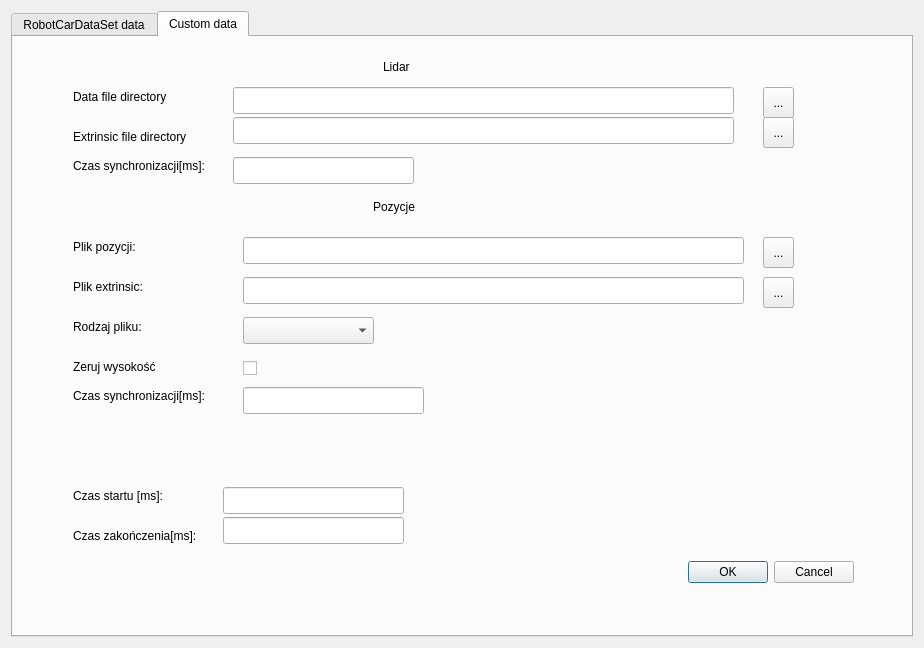
This is SelectDataWindowDesign.ui in ukito-pl/RobotCarDataSet-GUI-Python as Qt 5 draws it before an edit. The edited form follows.
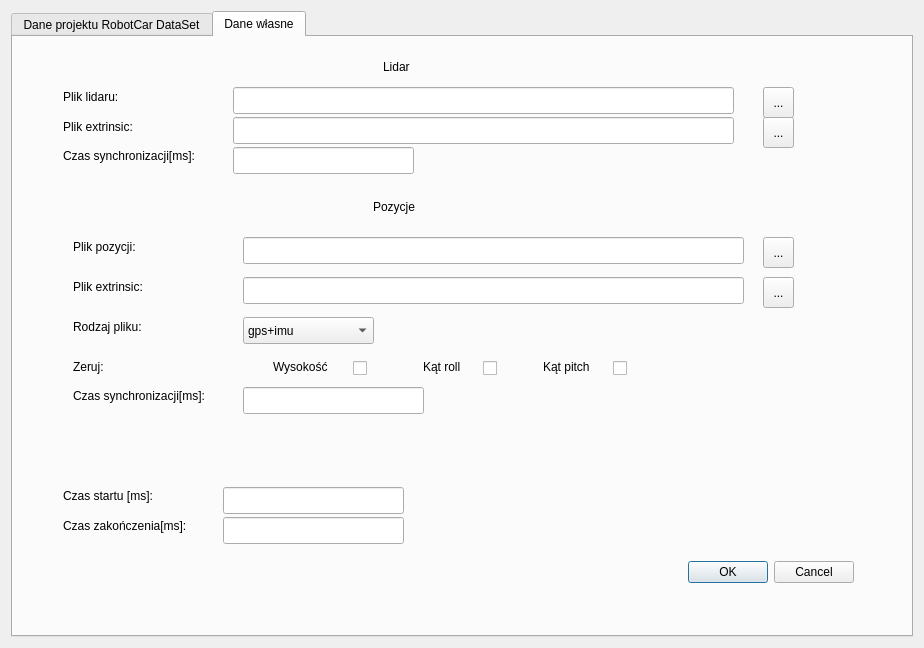
This is the edited form. The open tabs and pages were chosen to show the change.

Diff of the .ui file:
```diff
--- a/SelectDataWindowDesign.ui
+++ b/SelectDataWindowDesign.ui
@@ -30,7 +30,7 @@
      </property>
      <widget class="QWidget" name="tab">
       <attribute name="title">
-       <string>RobotCarDataSet data</string>
+       <string>Dane projektu RobotCar DataSet</string>
       </attribute>
       <widget class="QDialogButtonBox" name="buttonBoxDataSet">
        <property name="enabled">
@@ -394,7 +394,7 @@
      </widget>
      <widget class="QWidget" name="tab_2">
       <attribute name="title">
-       <string>Custom data</string>
+       <string>Dane własne</string>
       </attribute>
       <widget class="QLabel" name="label_9">
        <property name="geometry">
@@ -525,27 +525,27 @@
       <widget class="QLabel" name="label_12">
        <property name="geometry">
         <rect>
-         <x>60</x>
+         <x>50</x>
          <y>50</y>
          <width>151</width>
          <height>20</height>
         </rect>
        </property>
        <property name="text">
-        <string>Data file directory</string>
+        <string>Plik lidaru:</string>
        </property>
       </widget>
       <widget class="QLabel" name="label_13">
        <property name="geometry">
         <rect>
-         <x>60</x>
-         <y>90</y>
+         <x>50</x>
+         <y>80</y>
          <width>151</width>
          <height>20</height>
         </rect>
        </property>
        <property name="text">
-        <string>Extrinsic file directory</string>
+        <string>Plik extrinsic:</string>
        </property>
       </widget>
       <widget class="QToolButton" name="browseButton5">
@@ -599,11 +599,6 @@
          <height>27</height>
         </rect>
        </property>
-       <item>
-        <property name="text">
-         <string/>
-        </property>
-       </item>
        <item>
         <property name="text">
          <string>gps+imu</string>
@@ -663,15 +658,15 @@
         </rect>
        </property>
        <property name="text">
-        <string>Zeruj wysokość</string>
+        <string>Zeruj:</string>
        </property>
       </widget>
       <widget class="QCheckBox" name="clearHeight">
        <property name="geometry">
         <rect>
-         <x>230</x>
+         <x>340</x>
          <y>320</y>
-         <width>99</width>
+         <width>21</width>
          <height>22</height>
         </rect>
        </property>
@@ -682,8 +677,8 @@
       <widget class="QLabel" name="label_31">
        <property name="geometry">
         <rect>
-         <x>60</x>
-         <y>120</y>
+         <x>50</x>
+         <y>110</y>
          <width>171</width>
          <height>17</height>
         </rect>
@@ -696,7 +691,7 @@
        <property name="geometry">
         <rect>
          <x>220</x>
-         <y>120</y>
+         <y>110</y>
          <width>181</width>
          <height>27</height>
         </rect>
@@ -734,7 +729,7 @@
       <widget class="QLabel" name="label_33">
        <property name="geometry">
         <rect>
-         <x>60</x>
+         <x>50</x>
          <y>450</y>
          <width>111</width>
          <height>17</height>
@@ -747,8 +742,8 @@
       <widget class="QLabel" name="label_34">
        <property name="geometry">
         <rect>
-         <x>60</x>
-         <y>490</y>
+         <x>50</x>
+         <y>480</y>
          <width>161</width>
          <height>17</height>
         </rect>
@@ -777,6 +772,71 @@
         </rect>
        </property>
       </widget>
+      <widget class="QLabel" name="label_35">
+       <property name="geometry">
+        <rect>
+         <x>260</x>
+         <y>320</y>
+         <width>81</width>
+         <height>20</height>
+        </rect>
+       </property>
+       <property name="text">
+        <string>Wysokość</string>
+       </property>
+      </widget>
+      <widget class="QCheckBox" name="clearRoll">
+       <property name="geometry">
+        <rect>
+         <x>470</x>
+         <y>320</y>
+         <width>21</width>
+         <height>22</height>
+        </rect>
+       </property>
+       <property name="text">
+        <string/>
+       </property>
+      </widget>
+      <widget class="QLabel" name="label_36">
+       <property name="geometry">
+        <rect>
+         <x>410</x>
+         <y>320</y>
+         <width>61</width>
+         <height>20</height>
+        </rect>
+       </property>
+       <property name="text">
+        <string>Kąt roll</string>
+       </property>
+      </widget>
+      <widget class="QCheckBox" name="clearPitch">
+       <property name="geometry">
+        <rect>
+         <x>600</x>
+         <y>320</y>
+         <width>21</width>
+         <height>22</height>
+        </rect>
+       </property>
+       <property name="text">
+        <string/>
+       </property>
+      </widget>
+      <widget class="QLabel" name="label_37">
+       <property name="geometry">
+        <rect>
+         <x>530</x>
+         <y>320</y>
+         <width>61</width>
+         <height>20</height>
+        </rect>
+       </property>
+       <property name="text">
+        <string>Kąt pitch</string>
+       </property>
+      </widget>
      </widget>
     </widget>
    </item>
```
Left out of the diff: 38 changed lines with no effect on the pictures.
